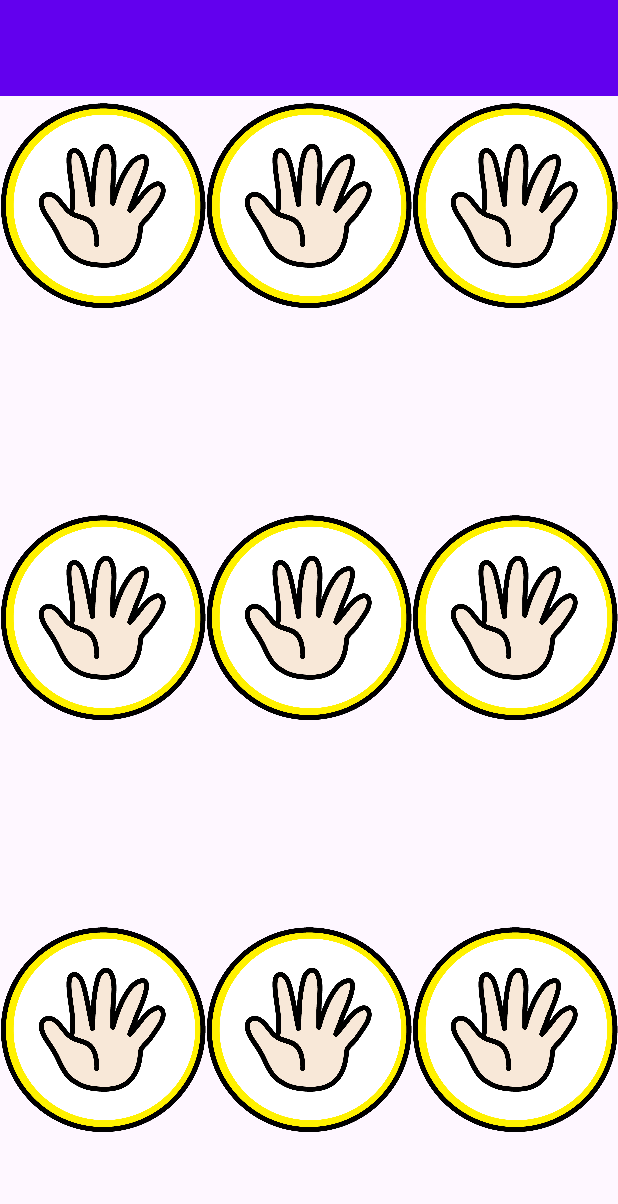
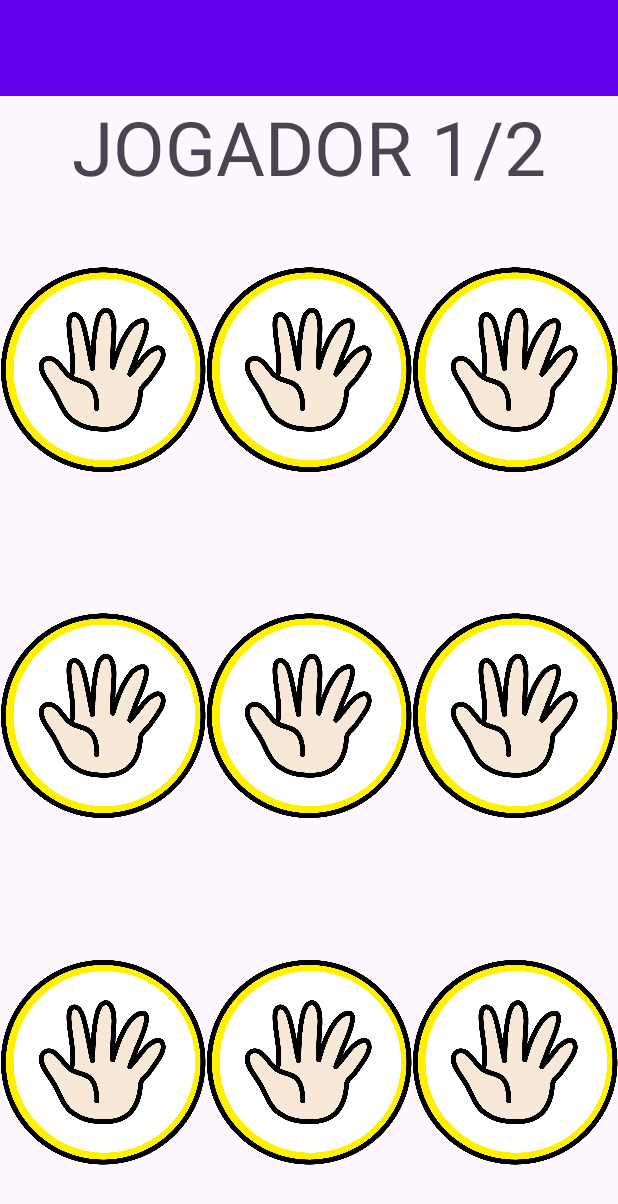
Before and after one commit to MuriloMPodenciano/TicTacToe, an Android app: the layout activity_main.xml on its own in the app's theme, with its tools: preview values and no code run, on a phone screen of 412 x 824 dp. Shown: the top 1204 px of the screen. Run offline under Robolectric (Android 15) with nearby library versions, the light colour scheme and no system bars.

Commit message:
feat: created text for jogador

```diff
--- a/app/src/main/res/layout/activity_main.xml
+++ b/app/src/main/res/layout/activity_main.xml
@@ -17,12 +17,21 @@
         app:layout_constraintTop_toTopOf="parent"
         />
 
+    <TextView android:id="@+id/jogadorTv"
+        android:layout_width="match_parent"
+        android:layout_height="wrap_content"
+        app:layout_constraintTop_toBottomOf="@id/mainTb"
+        android:text="JOGADOR 1/2"
+        android:textAlignment="center"
+        android:textSize="50sp"/>
+
 
     <LinearLayout android:id="@+id/tableLl"
         android:layout_width="match_parent"
         android:layout_height="0dp"
         android:layout_weight="1"
         android:orientation="vertical"
+        app:layout_constraintTop_toBottomOf="@id/jogadorTv"
         app:layout_constraintBottom_toBottomOf="parent">
 
         <LinearLayout android:id="@+id/row1"
```
